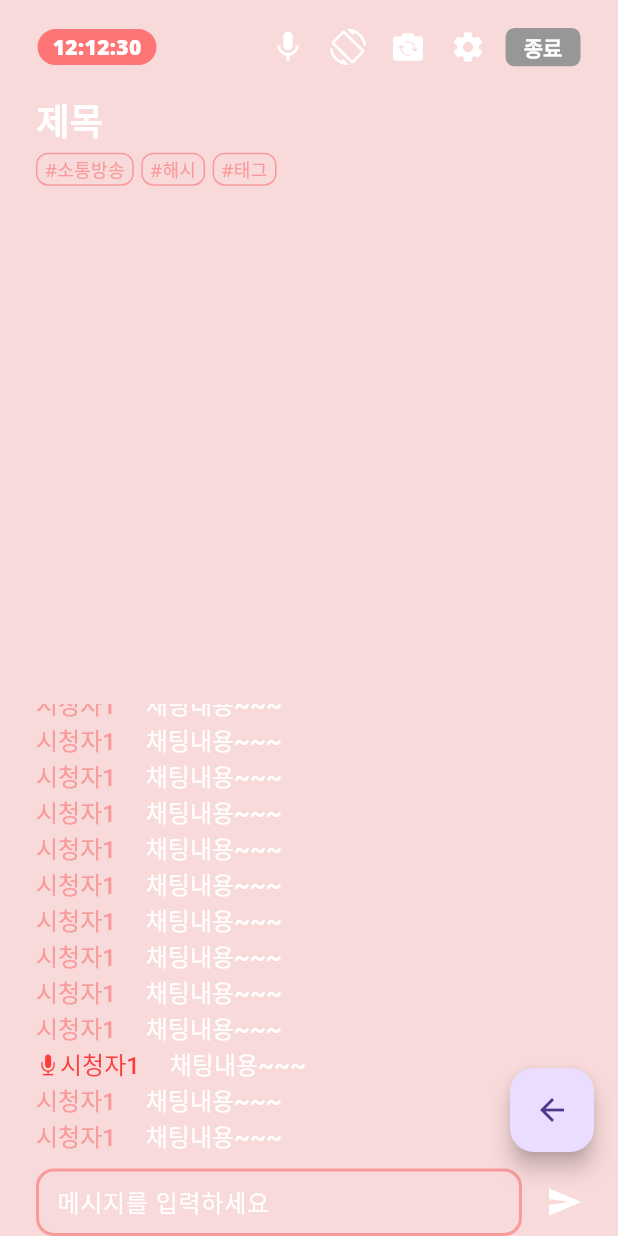
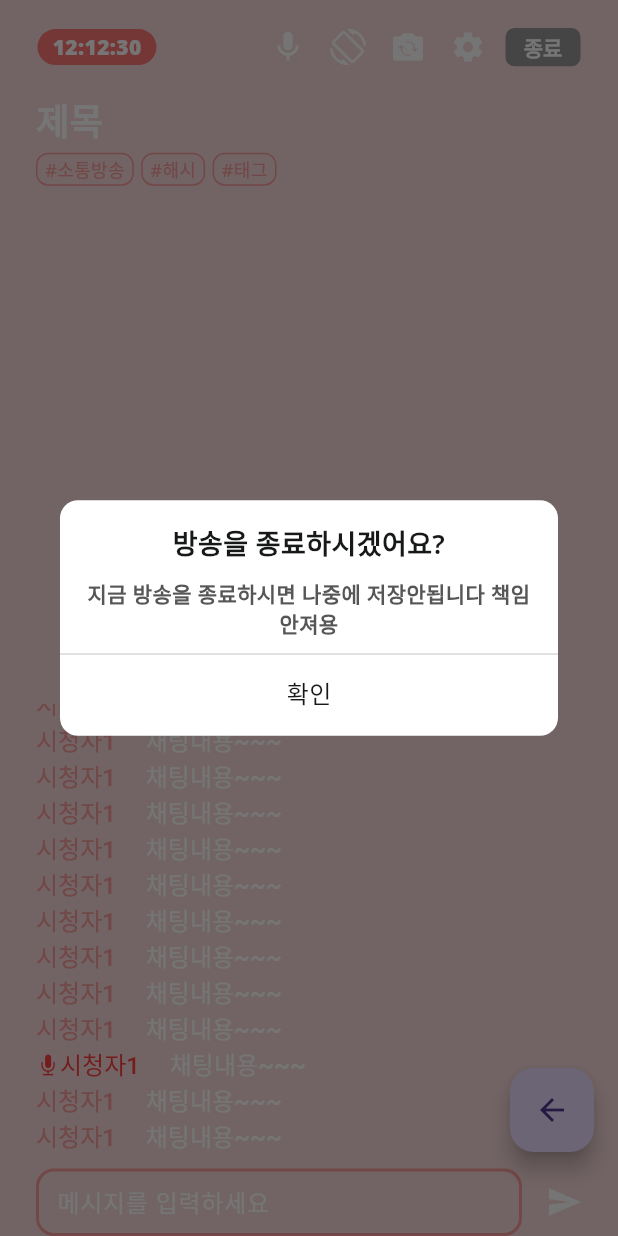
Before and after one commit to green-laviu/laviu-flutter, a Flutter app: the LiveStreamPage screen opened directly, after a tap on "종료", on a phone screen of 412 x 824 dp. Run offline on Flutter 3.47's test engine with Material 3 defaults, Android fonts, the phone set to English and light mode, and no system bars; our stand-ins replace dio, flutter_dotenv, flutter_riverpod, flutter_secure_storage, flutter_svg, google_fonts and 1 more; accounts and stored records are empty.

Commit message:
바텀 시트 + 다이얼로그 작업중

```diff
--- a/lib/ui/pages/live/stream_page/widgets/live_stream_body.dart
+++ b/lib/ui/pages/live/stream_page/widgets/live_stream_body.dart
@@ -33,7 +33,7 @@ class LiveStreamBody extends StatelessWidget {
               // 상단 아이콘바
               LiveStreamIconBar(),
 
-              // 제목 + 해시태그
+              // 제목/해시태그
               LiveStreamInfo(),
 
               // 채팅 영역 (채팅 리스트 + 채팅 입력 바)
--- a/lib/ui/pages/live/stream_page/widgets/live_stream_icon_bar.dart
+++ b/lib/ui/pages/live/stream_page/widgets/live_stream_icon_bar.dart
@@ -1,6 +1,8 @@
 import 'package:flutter/material.dart';
 import 'package:laviu_flutter/_core/style/m_colors.dart';
 import 'package:laviu_flutter/_core/style/m_sizes.dart';
+import 'package:laviu_flutter/ui/widgets/m_dialog.dart';
+import 'package:laviu_flutter/ui/widgets/m_streamer_live_setting_sheet.dart';
 
 class LiveStreamIconBar extends StatelessWidget {
   const LiveStreamIconBar({
@@ -58,15 +60,28 @@ class LiveStreamIconBar extends StatelessWidget {
               // 방송 설정 버튼
               IconButton(
                 icon: Icon(Icons.settings, color: MColors.white),
-                onPressed: () {},
+                onPressed: () {
+                  showModalBottomSheet(
+                    context: context,
+                    useRootNavigator: true,
+                    isScrollControlled: false,
+                    backgroundColor: MColors.backgroundNormal,
+                    shape: RoundedRectangleBorder(
+                      borderRadius: BorderRadius.vertical(top: Radius.circular(0)),
+                    ),
+                    builder: (BuildContext sheetContext) {
+                      return MStreamerLiveSettingSheet();
+                    },
+                  );
+                },
                 padding: EdgeInsets.zero,
                 visualDensity: VisualDensity(horizontal: -2, vertical: -2),
                 iconSize: 24,
               ),
+              // 종료 버튼
               Padding(
                 padding: EdgeInsets.only(left: MSizes.gapS, right: 15),
                 child: TextButton(
-                  onPressed: () {},
                   style: ButtonStyle(
                     backgroundColor: WidgetStatePropertyAll(MColors.grey),
                     minimumSize: WidgetStatePropertyAll(Size.zero),
@@ -79,6 +94,22 @@ class LiveStreamIconBar extends StatelessWidget {
                     '종료',
                     style: TextStyle(color: MColors.white, fontWeight: FontWeight.w900, fontSize: MSizes.fontNormal),
                   ),
+                  onPressed: () {
+                    showDialog(
+                      context: context,
+                      barrierDismissible: false,
+                      builder: (BuildContext context) {
+                        return MDialog(
+                          title: '방송을 종료하시겠어요?',
+                          message: '지금 방송을 종료하시면 나중에 저장안됩니다 책임안져용',
+                          primaryText: '확인',
+                          onPrimaryTap: () {
+                            Navigator.pop(context);
+                          },
+                        );
+                      },
+                    );
+                  },
                 ),
               ),
             ],
--- /dev/null
+++ b/lib/ui/widgets/m_dialog.dart
@@ -0,0 +1,132 @@
+import 'package:flutter/material.dart';
+import 'package:laviu_flutter/_core/style/m_colors.dart';
+import 'package:laviu_flutter/_core/style/m_sizes.dart';
+import 'package:laviu_flutter/_core/style/m_text.dart';
+
+class MDialog extends StatelessWidget {
+  final String? title;
+  final String? message;
+
+  /// 주 버튼(오른쪽/단일 버튼)
+  final String primaryText;
+  final VoidCallback onPrimaryTap;
+  final Color? primaryColor;
+
+  /// 보조 버튼(왼쪽). 없으면 단일 버튼 형태
+  final String? secondaryText;
+  final VoidCallback? onSecondaryTap;
+  final Color? secondaryColor;
+
+  const MDialog({
+    super.key,
+    this.title,
+    this.message,
+    required this.primaryText,
+    required this.onPrimaryTap,
+    this.primaryColor = MColors.textNormal,
+    this.secondaryText,
+    this.onSecondaryTap,
+    this.secondaryColor = MColors.textNeutral,
+  });
+
+  @override
+  Widget build(BuildContext context) {
+    return Dialog(
+      backgroundColor: MColors.backgroundNormal,
+      shape: RoundedRectangleBorder(
+        borderRadius: BorderRadius.circular(MSizes.radiusXL),
+      ),
+      child: ConstrainedBox(
+        constraints: BoxConstraints(maxWidth: 380), // 태블릿 사용시 대비?
+        child: Column(
+          mainAxisSize: MainAxisSize.min,
+          children: [
+            Padding(
+              padding: EdgeInsets.only(
+                left: MSizes.gapL,
+                right: MSizes.gapL,
+                top: MSizes.gapL,
+                bottom: MSizes.gapM,
+              ),
+              child: Column(
+                children: [
+                  if (title != null) ...[
+                    Text(
+                      title!,
+                      textAlign: TextAlign.center,
+                      style: MText.heading3SemiBold(color: MColors.textNormal),
+                    ),
+                    SizedBox(height: MSizes.gapS),
+                  ],
+                  if (message != null) ...[
+                    SizedBox(height: MSizes.gapS),
+                    Text(
+                      message!,
+                      textAlign: TextAlign.center,
+                      style: MText.label1SemiBold(color: MColors.textNeutral),
+                    ),
+                  ],
+                ],
+              ),
+            ),
+            Divider(color: MColors.lineNormal, height: 1, indent: 0, endIndent: 0),
+
+            if (secondaryText != null && onSecondaryTap != null) ...[
+              SizedBox(
+                height: 54,
+                child: Row(
+                  crossAxisAlignment: CrossAxisAlignment.stretch,
+                  children: [
+                    // 왼쪽 보조 버튼
+                    Expanded(
+                      child: InkWell(
+                        onTap: onSecondaryTap,
+                        child: Center(
+                          child: Text(
+                            secondaryText!,
+                            style: TextStyle(color: secondaryColor, fontSize: MSizes.fontM),
+                            strutStyle: StrutStyle(forceStrutHeight: true, height: 1.0, leading: 0),
+                          ),
+                        ),
+                      ),
+                    ),
+                    VerticalDivider(color: MColors.fillContrast, width: 1, indent: 0, endIndent: 0),
+                    // 오른쪽 주 버튼
+                    Expanded(
+                      child: InkWell(
+                        onTap: onPrimaryTap,
+                        child: Center(
+                          child: Text(
+                            primaryText,
+                            style: TextStyle(color: primaryColor, fontSize: MSizes.fontM), // MColors.primaryDanger
+                            strutStyle: StrutStyle(forceStrutHeight: true, height: 1.0, leading: 0),
+                          ),
+                        ),
+                      ),
+                    ),
+                  ],
+                ),
+              ),
+            ] else ...[
+              SizedBox(
+                height: 54,
+                child: Expanded(
+                  child: InkWell(
+                    onTap: onPrimaryTap,
+                    child: Center(
+                      child: Text(
+                        primaryText,
+                        style: TextStyle(color: primaryColor, fontSize: MSizes.fontM), // MColors.primaryDanger
+                        strutStyle: StrutStyle(forceStrutHeight: true, height: 1.0, leading: 0),
+                      ),
+                    ),
+                  ),
+                ),
+              ),
+            ],
+          ],
+        ),
+      ),
+    );
+  }
+}
```
Also changed, not shown: lib/ui/widgets/m_fps_sheet.dart (added, +62 -0 lines), lib/ui/widgets/m_quality_sheet.dart (added, +68 -0 lines), lib/ui/widgets/m_streamer_live_setting_sheet.dart (added, +112 -0 lines).
